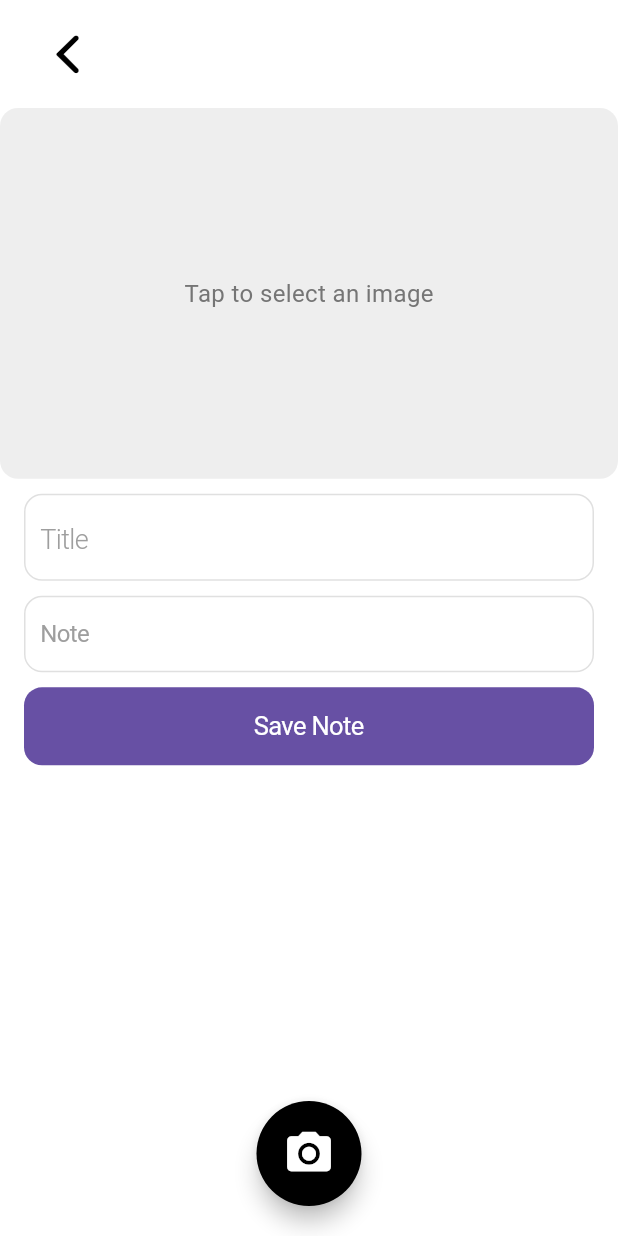
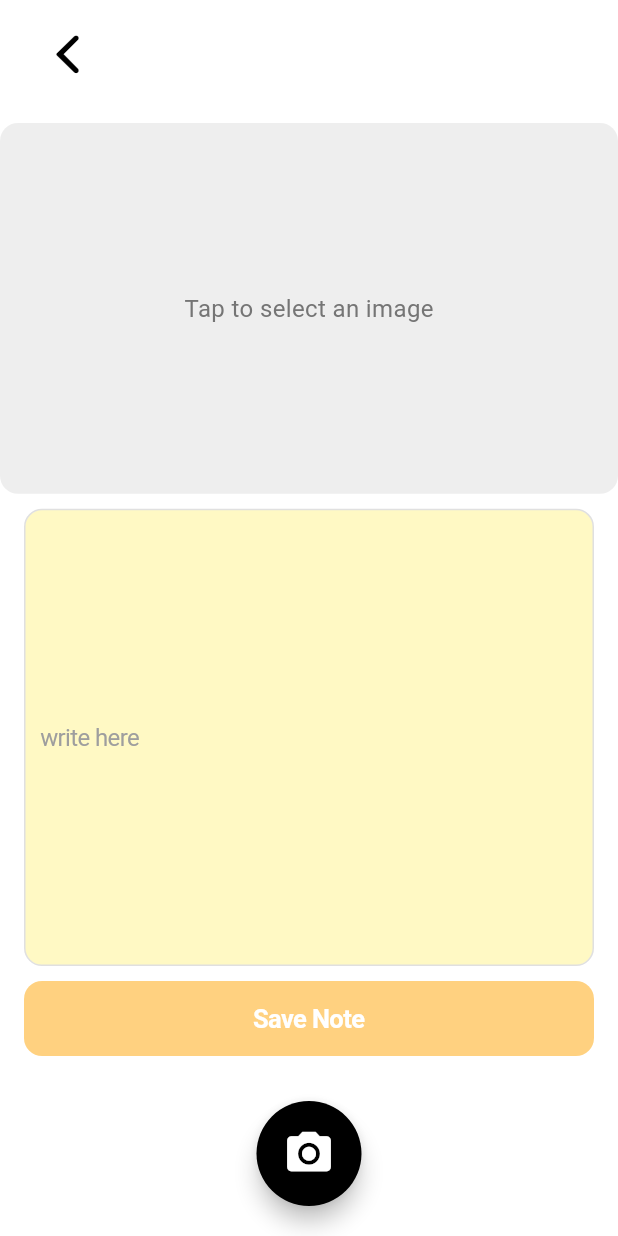
Before and after one commit to YnotCode/LocalNote, a Flutter app: the NoteUploadPage screen opened directly, after a tap on "Tap to select an image", on a phone screen of 412 x 824 dp. Run offline on Flutter 3.47's test engine with Material 3 defaults, Android fonts, the light colour scheme and no system bars; our stand-ins replace cached_network_image, cloud_firestore, firebase_core, flutter_map, geolocator, image_cropper and 4 more; accounts and stored records are empty; statements that could not run were skipped; project files that could hold a hidden picture were left out.

Commit message:
updated notes

```diff
--- a/lib/note_upload_page.dart
+++ b/lib/note_upload_page.dart
@@ -1,3 +1,4 @@
+import 'dart:async';
 import 'dart:io'; // Needed for working with files
 import 'package:cloud_firestore/cloud_firestore.dart';
 import 'package:flutter/cupertino.dart';
@@ -5,7 +6,7 @@ import 'package:flutter/material.dart';
 import 'package:geolocator/geolocator.dart';
 import 'package:shared_preferences/shared_preferences.dart';
 import 'package:image_picker/image_picker.dart'; // Import image picker
-import 'package:photo_manager/photo_manager.dart'; // Import photo_manager for gallery access
+import 'package:image_cropper/image_cropper.dart'; // Import image cropper
 
 class NoteUploadPage extends StatefulWidget {
   const NoteUploadPage({super.key});
@@ -18,60 +19,25 @@ class _NoteUploadPageState extends State<NoteUploadPage> {
   TextEditingController titleController = TextEditingController();
   TextEditingController noteController = TextEditingController(); // Controller for the note
   File? _image; // This will hold the selected image
+  final ImagePicker _picker = ImagePicker(); // Initialize ImagePicker
   String _locationStatus = 'Location not available';
+  double? _imageAspectRatio; // Store the image's aspect ratio
 
   @override
   void initState() {
     super.initState();
-    // Attempt to load the first image from the gallery if no image has been taken
-    _loadFirstGalleryImage();
-  }
-
-  // Function to load the first image from the gallery
-  Future<void> _loadFirstGalleryImage() async {
-    try {
-      // Request permission to access the gallery
-      final PermissionState ps = await PhotoManager.requestPermissionExtend();
-      if (ps.isAuth) {
-        // Access the gallery and get the first image
-        List<AssetPathEntity> albums = await PhotoManager.getAssetPathList(
-          onlyAll: true,
-          type: RequestType.image,
-        );
-        if (albums.isNotEmpty) {
-          List<AssetEntity> photos = await albums[0].getAssetListRange(
-            start: 0,
-            end: 1, // We only need the first image
-          );
-          if (photos.isNotEmpty) {
-            File? file = await photos[0].file;
-            if (file != null) {
-              setState(() {
-                _image = file;
-              });
-            }
-          }
-        }
-      } else {
-        // Handle the case when permission is denied
-        debugPrint("Permission to access gallery denied.");
-      }
-    } catch (e) {
-      debugPrint("Error loading gallery image: $e");
-    }
   }
 
   // Function to open the camera
   Future<void> _openCamera() async {
     try {
-      final ImagePicker picker = ImagePicker();
-      final XFile? pickedFile =
-          await picker.pickImage(source: ImageSource.camera);
+      final XFile? pickedFile = await _picker.pickImage(source: ImageSource.camera);
 
       if (pickedFile != null) {
-        setState(() {
-          _image = File(pickedFile.path); // Store the image as a File
-        });
+        File? croppedFile = await _cropImage(File(pickedFile.path));
+        if (croppedFile != null) {
+          await _setImageAndAspectRatio(croppedFile);
+        }
       } else {
         debugPrint("No image captured.");
       }
@@ -83,14 +49,13 @@ class _NoteUploadPageState extends State<NoteUploadPage> {
   // Function to pick an image from the gallery
   Future<void> _pickImageFromGallery() async {
     try {
-      final ImagePicker picker = ImagePicker();
-      final XFile? pickedFile =
-          await picker.pickImage(source: ImageSource.gallery);
+      final XFile? pickedFile = await _picker.pickImage(source: ImageSource.gallery);
 
       if (pickedFile != null) {
-        setState(() {
-          _image = File(pickedFile.path); // Store the image as a File
-        });
+        File? croppedFile = await _cropImage(File(pickedFile.path));
+        if (croppedFile != null) {
+          await _setImageAndAspectRatio(croppedFile);
+        }
       } else {
         debugPrint("No image selected.");
       }
@@ -99,16 +64,64 @@ class _NoteUploadPageState extends State<NoteUploadPage> {
     }
   }
 
+  // Function to crop the image
+  Future<File?> _cropImage(File imageFile) async {
+    try {
+      CroppedFile? croppedFile = await ImageCropper().cropImage(
+        sourcePath: imageFile.path,
+        uiSettings: [
+          AndroidUiSettings(
+            toolbarTitle: 'Crop Image',
+            toolbarColor: Colors.blue,
+            toolbarWidgetColor: Colors.white,
+            lockAspectRatio: false,
+          ),
+          IOSUiSettings(
+            title: 'Crop Image',
+          ),
+        ],
+      );
+
+      if (croppedFile != null) {
+        return File(croppedFile.path);
+      } else {
+        return null;
+      }
+    } catch (e) {
+      debugPrint("Error cropping image: $e");
+      return null;
+    }
+  }
+
+  // Function to set the image and calculate its aspect ratio
+  Future<void> _setImageAndAspectRatio(File imageFile) async {
+    final Completer<Size> completer = Completer<Size>();
+
+    Image image = Image.file(imageFile);
+    image.image.resolve(const ImageConfiguration()).addListener(
+      ImageStreamListener((ImageInfo info, bool _) {
+        var myImageWidth = info.image.width.toDouble();
+        var myImageHeight = info.image.height.toDouble();
+        completer.complete(Size(myImageWidth, myImageHeight));
+      }),
+    );
+
+    final Size imageSize = await completer.future;
+    setState(() {
+      _image = imageFile;
+      _imageAspectRatio = imageSize.width / imageSize.height;
+    });
+  }
+
   Future<void> _saveNote() async {
     try {
       Position position = await Geolocator.getCurrentPosition(
-        desiredAccuracy: LocationAccuracy.high,
+        desiredAccuracy: LocationAccuracy.best,
       );
       SharedPreferences prefs = await SharedPreferences.getInstance();
       String? ph = prefs.getString("phone-number");
 
-      // TODO: Implement image upload to cloud storage (e.g., Firebase Storage)
-      // For now, we'll assume the image URL is obtained after upload
+      // Upload the image if present, otherwise skip
       String? imageUrl;
       if (_image != null) {
         imageUrl = await _uploadImage(_image!);
@@ -119,7 +132,7 @@ class _NoteUploadPageState extends State<NoteUploadPage> {
         "creator": ph ?? "Unknown",
         "location": GeoPoint(position.latitude, position.longitude),
         "title": titleController.text,
-        "image": imageUrl, // Save the image URL
+        if (imageUrl != null) "image": imageUrl, // Save the image URL only if there is an image
       });
 
       Navigator.of(context).pop();
@@ -140,30 +153,26 @@ class _NoteUploadPageState extends State<NoteUploadPage> {
     return "https://example.com/image.jpg";
   }
 
+  // Remove the selected image
+  void _removeImage() {
+    setState(() {
+      _image = null;
+      _imageAspectRatio = null;
+    });
+  }
+
   @override
   Widget build(BuildContext context) {
-    // Calculate the height for the image (30% of screen height)
-    double imageHeight = MediaQuery.of(context).size.height * 0.3;
-
     return Scaffold(
       backgroundColor: Colors.white,
       body: GestureDetector(
         behavior: HitTestBehavior.translucent, // Allow tap outside to dismiss keyboard
-        // Dismiss the keyboard when tapping outside
         onTap: () {
           FocusScope.of(context).unfocus();
         },
         child: SafeArea(
           bottom: false,
-          child: LayoutBuilder( // Use LayoutBuilder to adjust based on screen size
-            builder: (context, constraints) {
-              return SingleChildScrollView( // Enable scrolling to prevent overflow
-                child: ConstrainedBox(
-                  constraints: BoxConstraints(
-                    minHeight: constraints.maxHeight,
-                  ),
-                  child: IntrinsicHeight(
-                    child: Column(
+          child: Column( // Replaced with a simple Column for better expanding
             crossAxisAlignment: CrossAxisAlignment.stretch,
             children: [
               // Back button
@@ -180,26 +189,53 @@ class _NoteUploadPageState extends State<NoteUploadPage> {
                   Expanded(child: Container()),
                 ],
               ),
-                        // Display the captured image if available
-                        GestureDetector(
-                          onTap: _pickImageFromGallery,
-                          child: Container(
-                            height: imageHeight,
-                            width: MediaQuery.of(context).size.width * 0.8, // 80% of the screen width
-                            decoration: BoxDecoration(
-                              borderRadius: BorderRadius.circular(12.0), // Rounded corners
-                              color: Colors.grey.shade200, // Placeholder background color
-                            ),
-                            child: _image != null
-                                ? ClipRRect(
+              const SizedBox(height: 10),
+              // Display the selected image or placeholder
+              _image != null && _imageAspectRatio != null
+                  ? Stack(
+                      clipBehavior: Clip.none,
+                      alignment: Alignment.topCenter,
+                      children: [
+                        FractionallySizedBox(
+                          widthFactor: 0.8,
+                          child: AspectRatio(
+                            aspectRatio: _imageAspectRatio!,
+                            child: ClipRRect(
                               borderRadius: BorderRadius.circular(12.0),
                               child: Image.file(
                                 _image!,
-                                      fit: BoxFit.cover,
-                                      alignment: Alignment.topCenter, // Align top of the image
+                                fit: BoxFit.contain,
                               ),
+                            ),
+                          ),
+                        ),
+                        Positioned(
+                          top: -10,
+                          right: 32,
+                          child: GestureDetector(
+                            onTap: _removeImage,
+                            child: CircleAvatar(
+                              radius: 15,
+                              backgroundColor: Colors.black.withOpacity(0.6),
+                              child: const Icon(
+                                Icons.close,
+                                size: 18,
+                                color: Colors.white,
+                              ),
+                            ),
+                          ),
+                        ),
+                      ],
                     )
-                                : Center(
+                  : GestureDetector(
+                      onTap: _pickImageFromGallery,
+                      child: Container(
+                        height: MediaQuery.of(context).size.height * 0.3,
+                        decoration: BoxDecoration(
+                          borderRadius: BorderRadius.circular(12.0),
+                          color: Colors.grey.shade200,
+                        ),
+                        child: Center(
                           child: Text(
                             'Tap to select an image',
                             style: TextStyle(
@@ -211,37 +247,19 @@ class _NoteUploadPageState extends State<NoteUploadPage> {
                       ),
                     ),
               const SizedBox(height: 10),
-                        // Title input
-                        Padding(
+              // Expanded note input widget to take up the remaining space
+              Expanded(
+                child: Padding(
                   padding: const EdgeInsets.symmetric(horizontal: 16.0),
-                          child: CupertinoTextField(
-                            controller: titleController,
-                            placeholder: "Title",
-                            padding: const EdgeInsets.symmetric(
-                                vertical: 15, horizontal: 10),
-                            style: const TextStyle(
-                              fontSize: 22,
-                              fontWeight: FontWeight.bold,
-                              color: Colors.black,
+                  child: Container(
+                    decoration: BoxDecoration(
+                      color: Colors.yellow[100], // Light yellow background for the note box
+                      borderRadius: BorderRadius.circular(12.0),
+                      border: Border.all(color: Colors.grey.shade300),
                     ),
-                            placeholderStyle: const TextStyle(
-                              fontSize: 18,
-                              fontWeight: FontWeight.w300,
-                              color: Colors.grey,
-                            ),
-                            decoration: BoxDecoration(
-                              border: Border.all(color: Colors.grey.shade300),
-                              borderRadius: BorderRadius.circular(12.0),
-                            ),
-                          ),
-                        ),
-                        const SizedBox(height: 10),
-                        // Note input widget
-                        Padding(
-                          padding: const EdgeInsets.symmetric(horizontal: 16.0),
                     child: CupertinoTextField(
                       controller: noteController,
-                            placeholder: "Note",
+                      placeholder: "write here", // Updated placeholder
                       padding: const EdgeInsets.symmetric(
                           vertical: 15, horizontal: 10),
                       style: const TextStyle(
@@ -254,36 +272,43 @@ class _NoteUploadPageState extends State<NoteUploadPage> {
                       ),
                       maxLines: null, // Allow multiple lines
                       expands: true, // Allow the text field to expand vertically
-                            decoration: BoxDecoration(
-                              border: Border.all(color: Colors.grey.shade300),
-                              borderRadius: BorderRadius.circular(12.0),
+                      decoration: const BoxDecoration(), // No default Cupertino decoration
                     ),
                   ),
                 ),
-                        // Save Button
+              ),
+              // Save Note Button
               Padding(
                 padding: const EdgeInsets.symmetric(
                     horizontal: 16.0, vertical: 10),
                 child: SizedBox(
                   width: double.infinity,
-                            child: CupertinoButton.filled(
+                  child: CupertinoButton(
                     onPressed: _saveNote,
-                              child: const Text('Save Note'),
+                    color: Colors.orangeAccent[100], // Pastel orange button color
+                    padding: const EdgeInsets.symmetric(vertical: 15.0),
+                    child: const Text(
+                      'Save Note',
+                      style: TextStyle(
+                        fontWeight: FontWeight.bold, // Bold text
+                        color: Colors.white, // White text color
                       ),
                     ),
                   ),
-                        const Spacer(),
+                ),
+              ),
+              const SizedBox(height: 20),
               Padding(
                 padding: const EdgeInsets.only(bottom: 20.0),
                 child: Align(
                   alignment: Alignment.bottomCenter,
                   child: SizedBox(
-                              width: 70, // Slightly smaller button
+                    width: 70,
                     height: 70,
                     child: FloatingActionButton(
                       onPressed: _openCamera,
                       child: const Icon(Icons.camera_alt,
-                                    size: 35, color: Colors.white), // Adjusted icon size
+                          size: 35, color: Colors.white),
                       backgroundColor: Colors.black,
                       shape: RoundedRectangleBorder(
                         borderRadius: BorderRadius.circular(35),
@@ -297,10 +322,5 @@ class _NoteUploadPageState extends State<NoteUploadPage> {
         ),
       ),
     );
-            },
-          ),
-        ),
-      ),
-    );
   }
 }
--- a/pubspec.yaml
+++ b/pubspec.yaml
@@ -22,6 +22,7 @@ dependencies:
   twilio_flutter: ^0.9.0
   google_fonts: ^6.2.1
   image_picker: ^0.8.4+10
+  image_cropper: ^8.0.2
   photo_manager: ^3.5.0
   location: ^6.0.2
 
```
Also changed, not shown: lib/map.dart (+146 -229 lines), lib/setting_page.dart (+56 -33 lines), pubspec.lock, 2 other files. Lines whose indentation alone changed are shown as unchanged.
